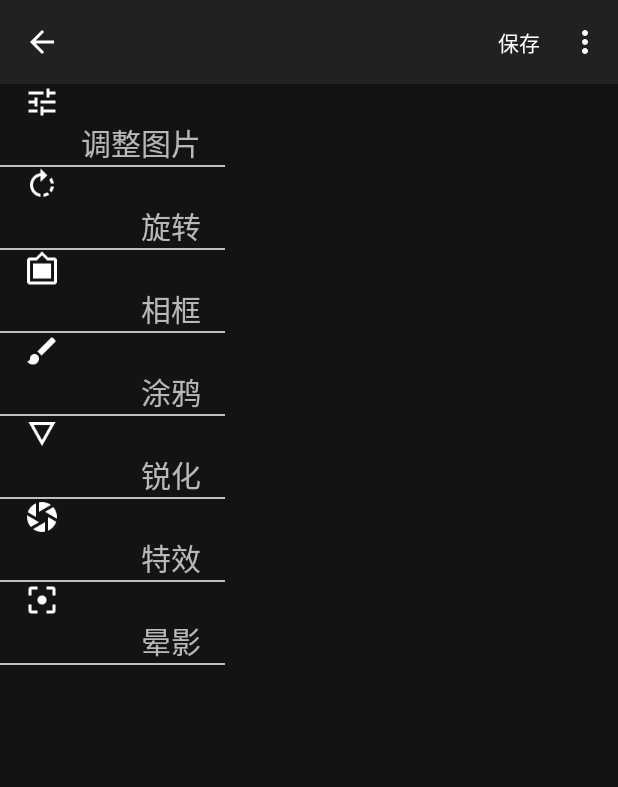
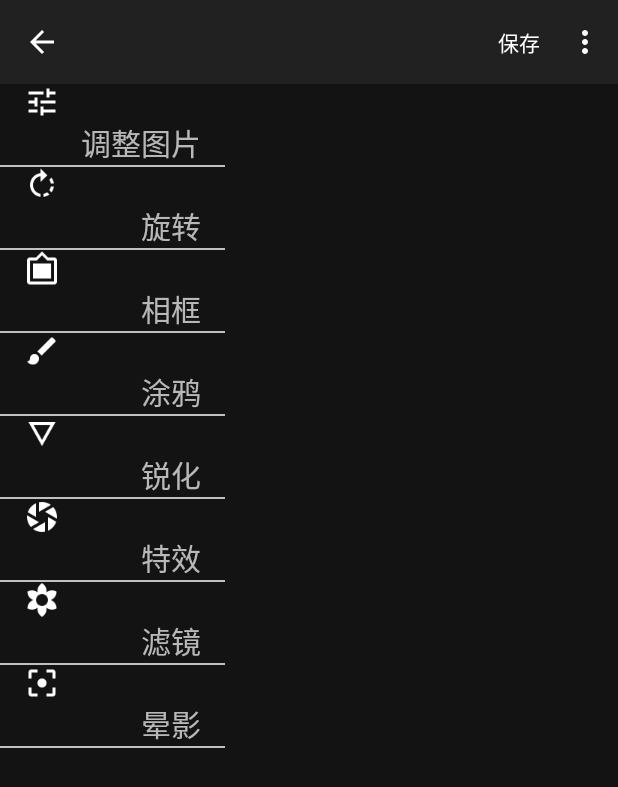
Before and after one commit to zhoubinseu/SRTP_ImageEdit, an Android app: the ShowImageActivity screen opened directly, with no data from a screen before it, with the side drawer open, on a phone screen of 412 x 824 dp. Shown: the top 787 px of the screen. Run offline under Robolectric (Android 15) with nearby library versions, the phone set to English and light mode, and no system bars; 1 statement that could not run was skipped.

Commit message:
create filter util and activity

```diff
--- a/app/src/main/java/com/seu/srtp_imageedit/EditImageActivity.java
+++ b/app/src/main/java/com/seu/srtp_imageedit/EditImageActivity.java
@@ -14,6 +14,7 @@ import android.widget.Toast;
 
 import com.seu.srtp_imageedit.Adjust.AdjustBottomFragment;
 import com.seu.srtp_imageedit.Effect.EffectBottomFragment;
+import com.seu.srtp_imageedit.Filter.FilterBottomFragment;
 import com.seu.srtp_imageedit.Frame.FrameBottomFragment;
 import com.seu.srtp_imageedit.Rotate.RotateBottomFragment;
 import com.seu.srtp_imageedit.Scrawl.ScrawlBottomFragment;
@@ -141,6 +142,11 @@ public class EditImageActivity extends AppCompatActivity{
                 Toast.makeText(EditImageActivity.this,functionNameId,Toast.LENGTH_SHORT).show();
                 addFragment(new VignetteBottomFragment());
                 break;
+            //滤镜
+            case R.string.filter:
+                Toast.makeText(EditImageActivity.this,functionNameId,Toast.LENGTH_SHORT).show();
+                addFragment(new FilterBottomFragment());
+                break;
             default:
                 Toast.makeText(EditImageActivity.this,"Have not write!!!",Toast.LENGTH_SHORT).show();
                 break;
--- a/app/src/main/java/com/seu/srtp_imageedit/ShowImageActivity.java
+++ b/app/src/main/java/com/seu/srtp_imageedit/ShowImageActivity.java
@@ -99,6 +99,8 @@ public class ShowImageActivity extends AppCompatActivity{
         mFunctionList.add(sharpen_item);
         Function_Item effect_item=new Function_Item(R.string.effect,R.drawable.ic_effect_button);
         mFunctionList.add(effect_item);
+        Function_Item filter_item=new Function_Item(R.string.filter,R.drawable.ic_filter_button);
+        mFunctionList.add(filter_item);
         Function_Item vignette_item=new Function_Item(R.string.effect_vignette,R.drawable.ic_vignette_button);
         mFunctionList.add(vignette_item);
     }
--- a/app/src/main/res/values/strings.xml
+++ b/app/src/main/res/values/strings.xml
@@ -57,4 +57,5 @@
     <string name="adjust_transparency">透明度</string>
     <string name="adjust_temperature">色温</string>
     <string name="sharpen">锐化</string>
+    <string name="filter">滤镜</string>
 </resources>
```
Also changed, not shown: app/src/main/java/com/seu/srtp_imageedit/Filter/FilterBottomFragment.java (added, +10 -0 lines), app/src/main/java/com/seu/srtp_imageedit/Filter/FilterUtil.java (added, +7 -0 lines), app/src/main/res/drawable-xhdpi/ic_filter_button.png (added).
